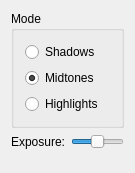
This is krita/plugins/filters/dodgeburn/DodgeBurnConfigurationBaseWidget.ui in KDE/krita as Qt 5 draws it before an edit. The edited form follows.
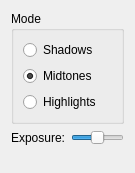
This is the edited form.

Commit message:
Remove any hardcoding of spaces to 6 and margins to 9/11 in Krita's UI

thanks boud for review

Diff of the .ui file:
```diff
--- a/krita/plugins/filters/dodgeburn/DodgeBurnConfigurationBaseWidget.ui
+++ b/krita/plugins/filters/dodgeburn/DodgeBurnConfigurationBaseWidget.ui
@@ -92,7 +92,6 @@
    </item>
   </layout>
  </widget>
- <layoutdefault spacing="6" margin="11"/>
  <resources/>
  <connections/>
 </ui>
```
The commit also changes 62 other files.
